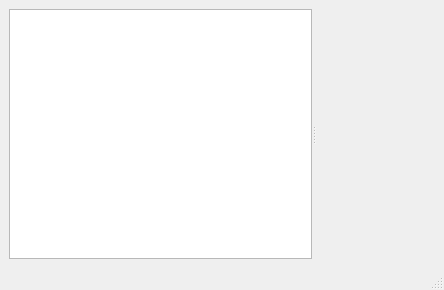
This is MainWindow.ui in dsakurai/snotes as Qt 5 draws it before an edit. The edited form follows.
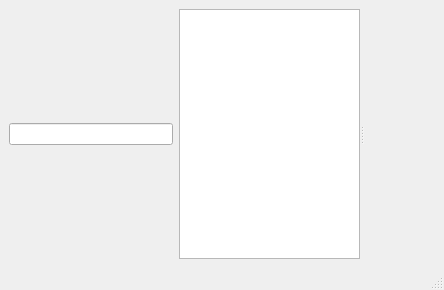
This is the edited form. Custom widgets are drawn as their Qt base class.

Commit message:
Move warning dialog handling and settings validation
Moved the function 'show_warning_and_request_quit()' from 'main.cpp' to 'MainWindow.cpp'. Set up notes list view model inside 'MainWindow' constructor instead of 'open_main_window()' function in 'main.cpp'.

Patch:
```diff
--- a/MainWindow.ui
+++ b/MainWindow.ui
@@ -21,6 +21,9 @@
     </sizepolicy>
    </property>
    <layout class="QHBoxLayout" name="horizontalLayout">
+    <item>
+     <widget class="QLineEdit" name="searchLineEdit"/>
+    </item>
     <item>
      <widget class="QSplitter" name="splitter">
       <property name="orientation">
```
The commit also changes 3 other files.
